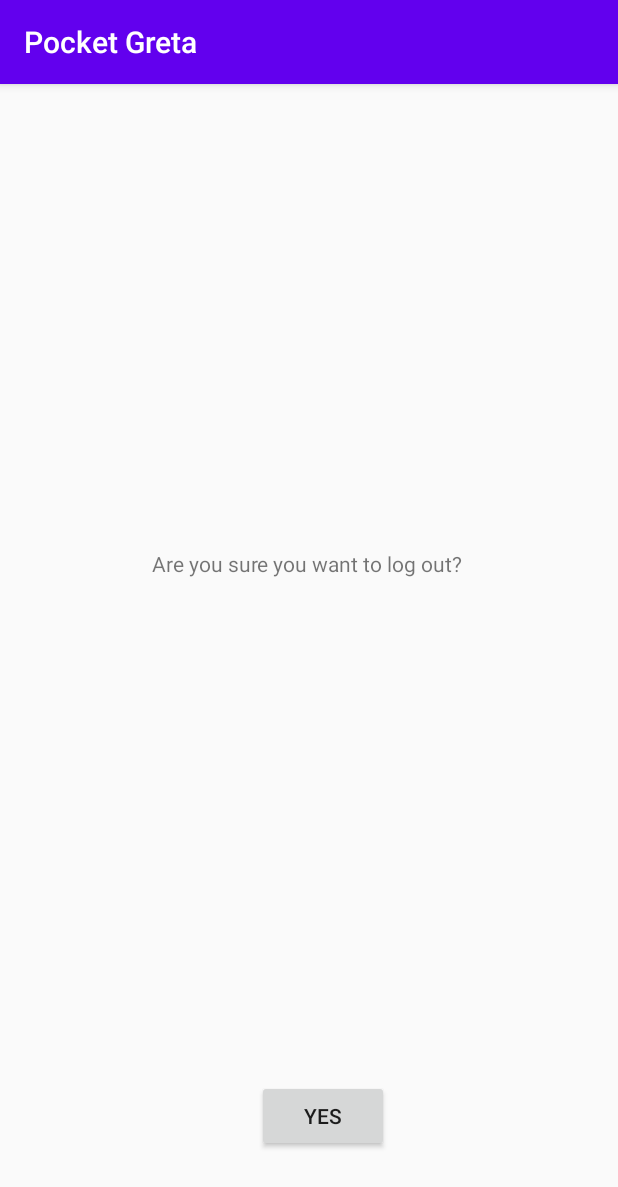
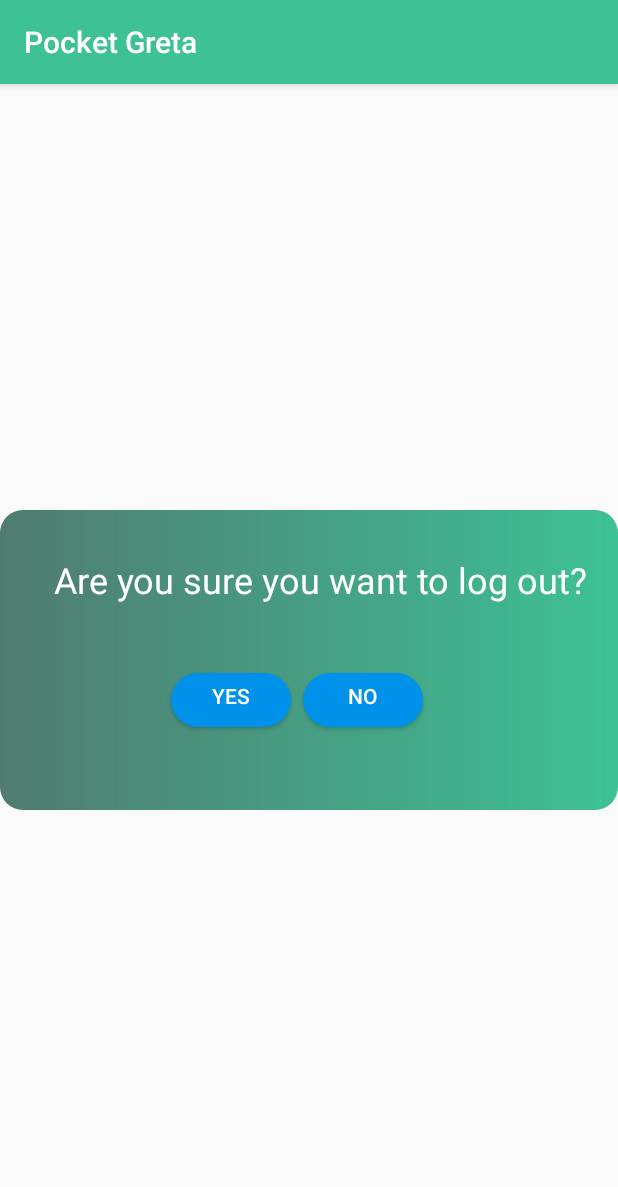
Before and after one commit to nelsonbighetti/PocketGreta, an Android app: the LogoutActivity screen opened directly, with no data from a screen before it, on a phone screen of 412 x 824 dp. Shown: the top 1187 px of the screen. Run offline under Robolectric (Android 15) with nearby library versions, the light colour scheme and no system bars; Roboto replaces fonts that are not available here.

Commit message:
Redesigned logout activity

```diff
--- /dev/null
+++ b/Android/AppPocketGreta/app/src/main/res/drawable/trending_background.xml
@@ -0,0 +1,9 @@
+<?xml version="1.0" encoding="utf-8"?>
+<shape xmlns:android="http://schemas.android.com/apk/res/android"
+    android:shape="rectangle">
+    <gradient
+        android:angle="360"
+        android:endColor="@color/colorTrendingEnd"
+        android:startColor="@color/colorTrendingStart"/>
+    <corners android:radius="15dp"/>
+</shape>
--- a/Android/AppPocketGreta/app/src/main/res/layout/activity_logout.xml
+++ b/Android/AppPocketGreta/app/src/main/res/layout/activity_logout.xml
@@ -6,34 +6,65 @@
     android:layout_height="match_parent"
     tools:context=".LogoutActivity">
 
+    <androidx.constraintlayout.widget.ConstraintLayout
+        android:layout_width="0dp"
+        android:layout_height="200dp"
+        android:background="@drawable/trending_background"
+        android:padding="20dp"
+        android:paddingVertical="60dp"
+        app:layout_constraintBottom_toBottomOf="parent"
+        app:layout_constraintEnd_toEndOf="parent"
+        app:layout_constraintStart_toStartOf="parent"
+        app:layout_constraintTop_toTopOf="parent">
+
         <TextView
             android:id="@+id/textViewLogout"
             android:layout_width="wrap_content"
             android:layout_height="wrap_content"
-        android:layout_marginStart="56dp"
-        android:layout_marginLeft="56dp"
+            android:layout_marginTop="10dp"
             android:text="@string/logout_go"
+            android:textColor="@android:color/white"
+            android:textSize="24sp"
+            app:layout_constraintEnd_toEndOf="parent"
+            app:layout_constraintTop_toTopOf="parent" />
+
+        <androidx.appcompat.widget.LinearLayoutCompat
+            android:layout_width="match_parent"
+            android:layout_height="wrap_content"
+            android:paddingHorizontal="30dp"
             app:layout_constraintBottom_toBottomOf="parent"
             app:layout_constraintEnd_toEndOf="parent"
-        app:layout_constraintHorizontal_bias="0.305"
+            app:layout_constraintHorizontal_bias="0.5"
             app:layout_constraintStart_toStartOf="parent"
             app:layout_constraintTop_toTopOf="parent"
-        app:layout_constraintVertical_bias="0.414" />
+            app:layout_constraintVertical_bias="0.741">
+
 
             <Button
                 android:id="@+id/logoutBtnyes"
                 android:layout_width="wrap_content"
                 android:layout_height="wrap_content"
                 android:layout_gravity="start"
-        android:layout_marginStart="48dp"
-        android:layout_marginEnd="48dp"
-        android:layout_marginBottom="56dp"
+                android:layout_marginLeft="60dp"
+                android:background="@drawable/btn_rounded_corner"
                 android:enabled="true"
                 android:text="@string/YES"
-        app:layout_constraintBottom_toBottomOf="parent"
-        app:layout_constraintEnd_toEndOf="parent"
-        app:layout_constraintHorizontal_bias="0.541"
-        app:layout_constraintStart_toStartOf="parent" />
+                android:textColor="@android:color/white" />
+
+            <Button
+                android:id="@+id/logoutBtnno"
+                android:layout_width="wrap_content"
+                android:layout_height="wrap_content"
+                android:layout_gravity="start"
+                android:layout_marginRight="30dp"
+                android:background="@drawable/btn_rounded_corner"
+                android:enabled="true"
+                android:text="@string/NO"
+                android:textColor="@android:color/white" />
+        </androidx.appcompat.widget.LinearLayoutCompat>
 
 
     </androidx.constraintlayout.widget.ConstraintLayout>
+
+
+</androidx.constraintlayout.widget.ConstraintLayout>
--- a/Android/AppPocketGreta/app/src/main/res/values/colors.xml
+++ b/Android/AppPocketGreta/app/src/main/res/values/colors.xml
@@ -1,7 +1,11 @@
 <?xml version="1.0" encoding="utf-8"?>
 <resources>
-    <color name="colorPrimary">#6200EE</color>
-    <color name="colorPrimaryDark">#3700B3</color>
-   <!-- <color name="colorAccent">#03DAC5</color>-->
-    <color name="bitterSweat">#f57467</color>
+    <color name="colorPrimary">#3dc195</color>
+    <color name="colorPrimaryDark">#008062</color>
+   <!-- <color name="colorAccent">#03DAC5   #f57467</color>-->
+    <color name="bitterSweat"> #f57467</color>
+    <color name="teaGreen">#3dc195</color>
+    <color name="colorTrendingStart">#507b71</color>
+    <color name="colorTrendingEnd">#3dc195</color>
+    <color name="colorDivider">#d6d6d6</color>
 </resources>
```
Lines whose indentation alone changed are shown as unchanged.
